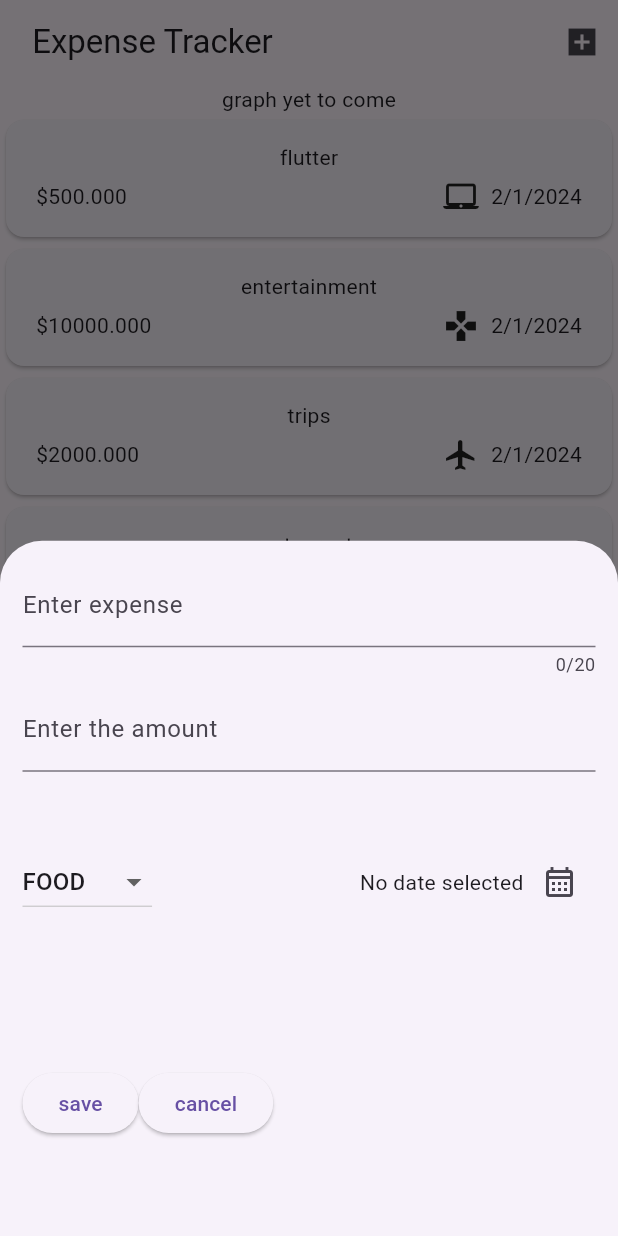
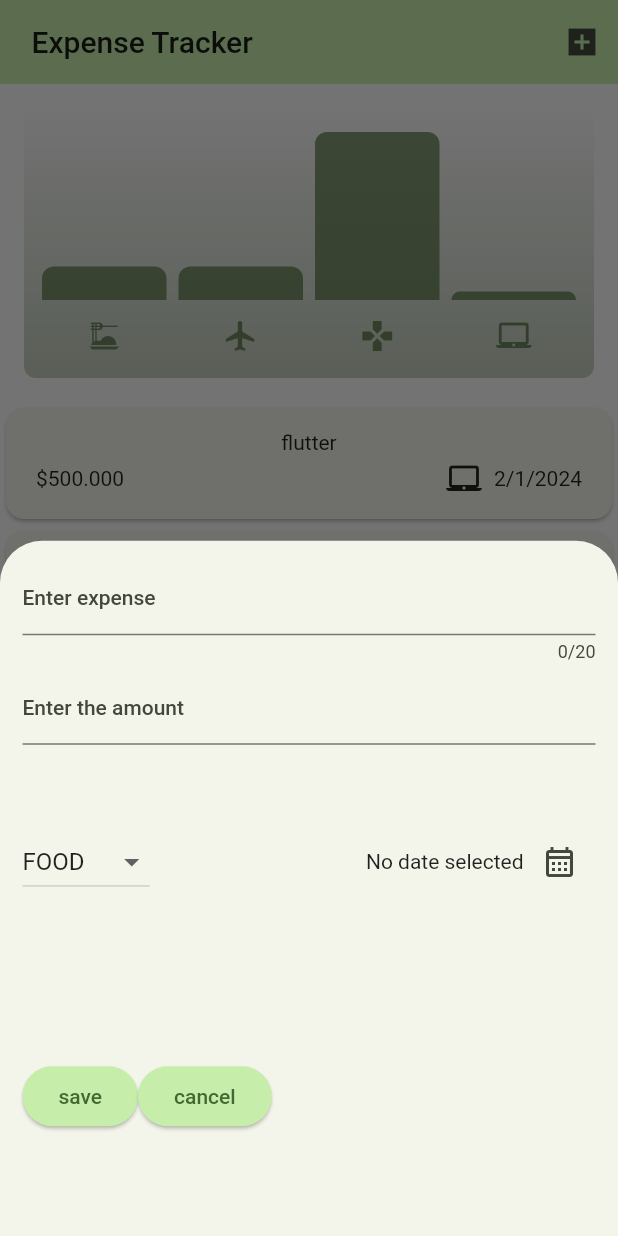
Before and after one commit to Maanitchoudhury/Expense-tracker-in-flutter, a Flutter app: the screen it shows after launch, after a tap on the "add box" icon, on a phone screen of 412 x 824 dp. Run offline on Flutter 3.47's test engine with Material 2 defaults, Android fonts, the phone set to English and light mode, and no system bars.

Commit message:
The second half

```diff
--- a/lib/expense.dart
+++ b/lib/expense.dart
@@ -1,5 +1,6 @@
 import 'package:expense_tracker/expenselist.dart';
 import 'package:expense_tracker/new_expense.dart';
+import 'package:expense_tracker/widget/chart.dart';
 import 'package:flutter/material.dart';
 import 'package:expense_tracker/modals/expenses.dart';
 
@@ -37,6 +38,7 @@ class _Expenses extends State<Expenses> {
 
   void inputForExpenses() {
     showModalBottomSheet(
+        isScrollControlled: false,
         context: context,
         builder: (ctx) => NewExpense(uponAddedExpense: expenseCard));
   }
@@ -47,21 +49,64 @@ class _Expenses extends State<Expenses> {
     });
   }
 
+  void removeExpense(Expensess expenses) {
+    final expenseIndex = _registeredExpenses.indexOf(expenses);
+    setState(() {
+      _registeredExpenses.remove(expenses);
+    });
+
+    ScaffoldMessenger.of(context).showSnackBar(
+      SnackBar(
+        duration: const Duration(seconds: 3),
+        content: const Text("Expense deleted"),
+        action: SnackBarAction(
+          label: "Undo",
+          onPressed: () {
+            setState(
+              () {
+                _registeredExpenses.insert(expenseIndex, expenses);
+              },
+            );
+          },
+        ),
+      ),
+    );
+  }
+
   @override
   Widget build(BuildContext context) {
+    var width = MediaQuery.of(context).size.width;
+    Widget initialScreen = const Center(
+      child: Text("enter your expense"),
+    );
+
+    if (_registeredExpenses.isNotEmpty) {
+      initialScreen = ExpensesList(
+        expenses: _registeredExpenses,
+        onRemoveExpense: removeExpense,
+      );
+    }
     return Scaffold(
-      appBar: AppBar(actions: [
+      appBar: AppBar(
+        actions: [
           IconButton(
             onPressed: inputForExpenses,
             icon: const Icon(Icons.add_box_sharp),
           ),
-      ], title: const Text(" Expense Tracker")),
-      body: Column(
+        ],
+        title: const Text(" Expense Tracker"),
+      ),
+      body: width < 600
+          ? Column(
               children: [
-          const Text('graph yet to come'),
-          Expanded(
-            child: ExpensesList(expenses: _registeredExpenses),
-          ),
+                Chart(expenses: _registeredExpenses),
+                Expanded(child: initialScreen),
+              ],
+            )
+          : Row(
+              children: [
+                Chart(expenses: _registeredExpenses),
+                Expanded(child: initialScreen),
               ],
             ),
     );
--- a/lib/expenselist.dart
+++ b/lib/expenselist.dart
@@ -3,13 +3,24 @@ import 'package:expense_tracker/modals/expenses.dart';
 import 'package:flutter/material.dart';
 
 class ExpensesList extends StatelessWidget {
-  const ExpensesList({super.key, required this.expenses});
+  const ExpensesList(
+      {super.key, required this.expenses, required this.onRemoveExpense});
   final List<Expensess> expenses;
+  final void Function(Expensess expense) onRemoveExpense;
   @override
   Widget build(BuildContext context) {
     return ListView.builder(
       itemCount: expenses.length,
-      itemBuilder: (ctx, index) => ExpenseItem(expenses[index]),
+      itemBuilder: (ctx, index) => Dismissible(
+        background: Container(
+          color: Colors.grey,
+        ),
+        onDismissed: (direction) {
+          onRemoveExpense(expenses[index]);
+        },
+        key: ValueKey(expenses[index]),
+        child: ExpenseItem(expenses[index]),
+      ),
     );
   }
 }
--- a/lib/main.dart
+++ b/lib/main.dart
@@ -1,11 +1,29 @@
 import 'package:expense_tracker/expense.dart';
 import 'package:flutter/material.dart';
+import 'package:flutter/services.dart';
+
+var kcolorScheme =
+    ColorScheme.fromSeed(seedColor: const Color.fromARGB(215, 104, 236, 3));
 
 void main() {
-  runApp(
-    MaterialApp(
-      theme: ThemeData(useMaterial3: true),
-      home: const Expenses(),
-    ),
-  );
+  WidgetsFlutterBinding.ensureInitialized();
+  SystemChrome.setPreferredOrientations([DeviceOrientation.portraitUp])
+      .then((fn) {
+    runApp(
+      MaterialApp(
+        debugShowCheckedModeBanner: false,
+        theme: ThemeData().copyWith(
+          useMaterial3: true,
+          colorScheme: kcolorScheme,
+          appBarTheme: const AppBarTheme()
+              .copyWith(backgroundColor: kcolorScheme.primaryContainer),
+          elevatedButtonTheme: ElevatedButtonThemeData(
+            style: ElevatedButton.styleFrom(
+                backgroundColor: kcolorScheme.primaryContainer),
+          ),
+        ),
+        home: const Expenses(),
+      ),
+    );
+  });
 }
--- a/lib/modals/expenses.dart
+++ b/lib/modals/expenses.dart
@@ -31,3 +31,23 @@ class Expensess {
     return formatedDate.format(date);
   }
 }
+
+class ExpenseBucket {
+  const ExpenseBucket({required this.category, required this.expenses});
+
+  ExpenseBucket.forCategory(List<Expensess> allExpenses, this.category)
+      : expenses = allExpenses
+            .where((expense) => expense.categories == category)
+            .toList();
+
+  final Categories category;
+  final List<Expensess> expenses;
+
+  double get totalExpense {
+    double sum = 0;
+    for (final expense in expenses) {
+      sum += expense.amount;
+    }
+    return sum;
+  }
+}
--- a/lib/new_expense.dart
+++ b/lib/new_expense.dart
@@ -1,4 +1,3 @@
-import 'package:expense_tracker/expense.dart';
 import 'package:expense_tracker/modals/expenses.dart';
 import 'package:flutter/foundation.dart';
 import 'package:flutter/material.dart';
--- /dev/null
+++ b/lib/widget/chart.dart
@@ -0,0 +1,96 @@
+import 'package:expense_tracker/modals/expenses.dart';
+import 'package:flutter/foundation.dart';
+import 'package:flutter/material.dart';
+import 'package:expense_tracker/widget/chart_bar.dart';
+
+class Chart extends StatelessWidget {
+  const Chart({
+    super.key,
+    required this.expenses,
+  });
+
+  final List<Expensess> expenses;
+
+  List<ExpenseBucket> get buckets {
+    return [
+      ExpenseBucket.forCategory(expenses, Categories.food),
+      ExpenseBucket.forCategory(expenses, Categories.travel),
+      ExpenseBucket.forCategory(expenses, Categories.leisure),
+      ExpenseBucket.forCategory(expenses, Categories.work),
+    ];
+  }
+
+  double get maxTotalExpense {
+    double maxTotalExpense = 0;
+
+    for (final bucket in buckets) {
+      if (bucket.totalExpense > maxTotalExpense) {
+        maxTotalExpense = bucket.totalExpense;
+      }
+    }
+
+    return maxTotalExpense;
+  }
+
+  @override
+  Widget build(BuildContext context) {
+    final isDarkMode =
+        MediaQuery.of(context).platformBrightness == Brightness.dark;
+    return Container(
+      margin: const EdgeInsets.all(16),
+      padding: const EdgeInsets.symmetric(
+        vertical: 16,
+        horizontal: 8,
+      ),
+      width: double.infinity,
+      height: 180,
+      decoration: BoxDecoration(
+        borderRadius: BorderRadius.circular(8),
+        gradient: LinearGradient(
+          colors: [
+            Theme.of(context).colorScheme.primary.withOpacity(0.3),
+            Theme.of(context).colorScheme.primary.withOpacity(0.0)
+          ],
+          begin: Alignment.bottomCenter,
+          end: Alignment.topCenter,
+        ),
+      ),
+      child: Column(
+        children: [
+          Expanded(
+            child: Row(
+              crossAxisAlignment: CrossAxisAlignment.end,
+              children: [
+                for (final bucket in buckets) // alternative to map()
+                  ChartBar(
+                    fill: bucket.totalExpense / maxTotalExpense,
+                  )
+              ],
+            ),
+          ),
+          const SizedBox(height: 12),
+          Row(
+            children: buckets
+                .map(
+                  (bucket) => Expanded(
+                    child: Padding(
+                      padding: const EdgeInsets.symmetric(horizontal: 4),
+                      child: Icon(
+                        categoryicons[bucket.category],
+                        color: isDarkMode
+                            ? Theme.of(context).colorScheme.secondary
+                            : Theme.of(context)
+                                .colorScheme
+                                .primary
+                                .withOpacity(0.7),
+                      ),
+                    ),
+                  ),
+                )
+                .toList(),
+          )
+        ],
+      ),
+    );
+  }
+}
--- /dev/null
+++ b/lib/widget/chart_bar.dart
@@ -0,0 +1,34 @@
+import 'package:flutter/material.dart';
+
+class ChartBar extends StatelessWidget {
+  const ChartBar({
+    super.key,
+    required this.fill,
+  });
+
+  final double fill;
+
+  @override
+  Widget build(BuildContext context) {
+    final isDarkMode =
+        MediaQuery.of(context).platformBrightness == Brightness.dark;
+    return Expanded(
+      child: Padding(
+        padding: const EdgeInsets.symmetric(horizontal: 4),
+        child: FractionallySizedBox(
+          heightFactor: fill,
+          child: DecoratedBox(
+            decoration: BoxDecoration(
+              shape: BoxShape.rectangle,
+              borderRadius:
+                  const BorderRadius.vertical(top: Radius.circular(8)),
+              color: isDarkMode
+                  ? Theme.of(context).colorScheme.secondary
+                  : Theme.of(context).colorScheme.primary.withOpacity(0.65),
+            ),
+          ),
+        ),
+      ),
+    );
+  }
+}
```
Lines whose indentation alone changed are shown as unchanged.
